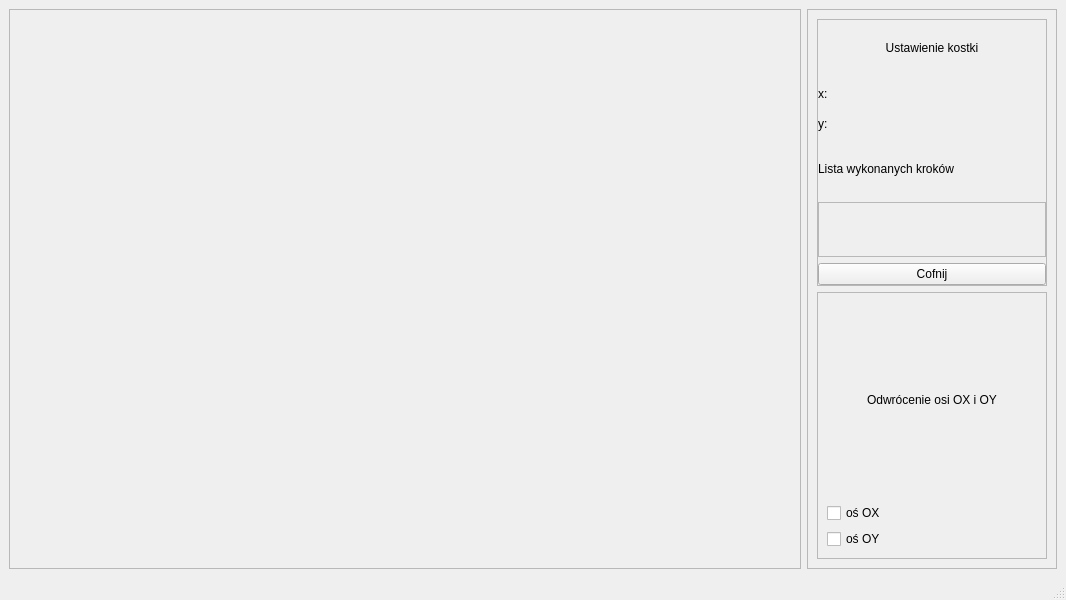
Old version of the form Rubik-s-Challenge/mainwindow.ui in the repository Orzyj/Rubik-s-Challenge.
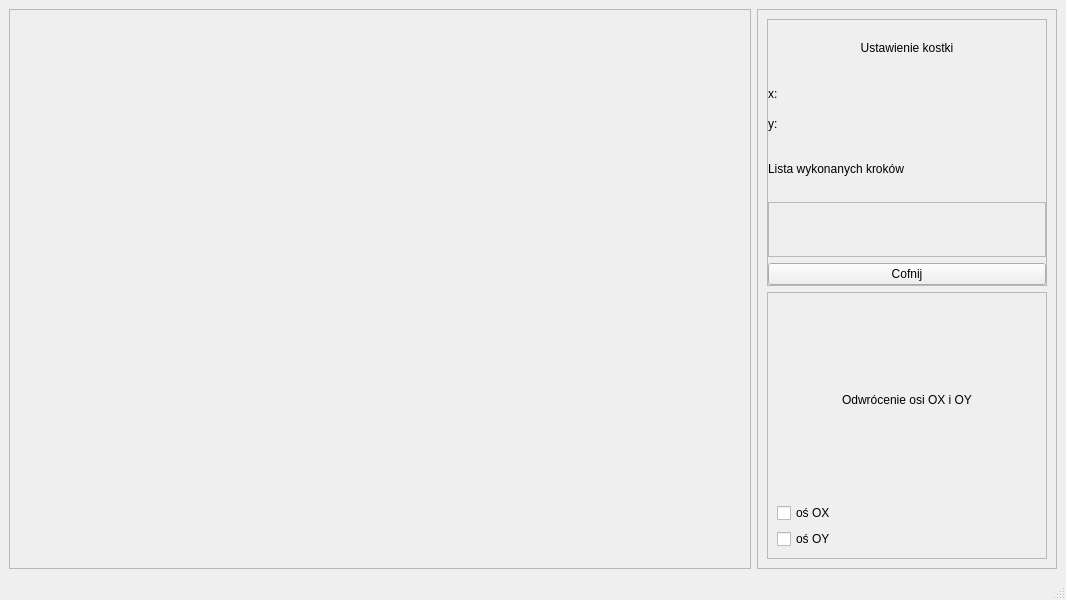
New version of the form.

Commit message: Added dwmapi lib to chagne nav bar color

Patch:
```diff
--- a/Rubik-s-Challenge/mainwindow.ui
+++ b/Rubik-s-Challenge/mainwindow.ui
@@ -30,7 +30,7 @@
      <widget class="QFrame" name="frameFunctions">
       <property name="minimumSize">
        <size>
-        <width>250</width>
+        <width>300</width>
         <height>0</height>
        </size>
       </property>
```
The commit also changes 2 other files.
